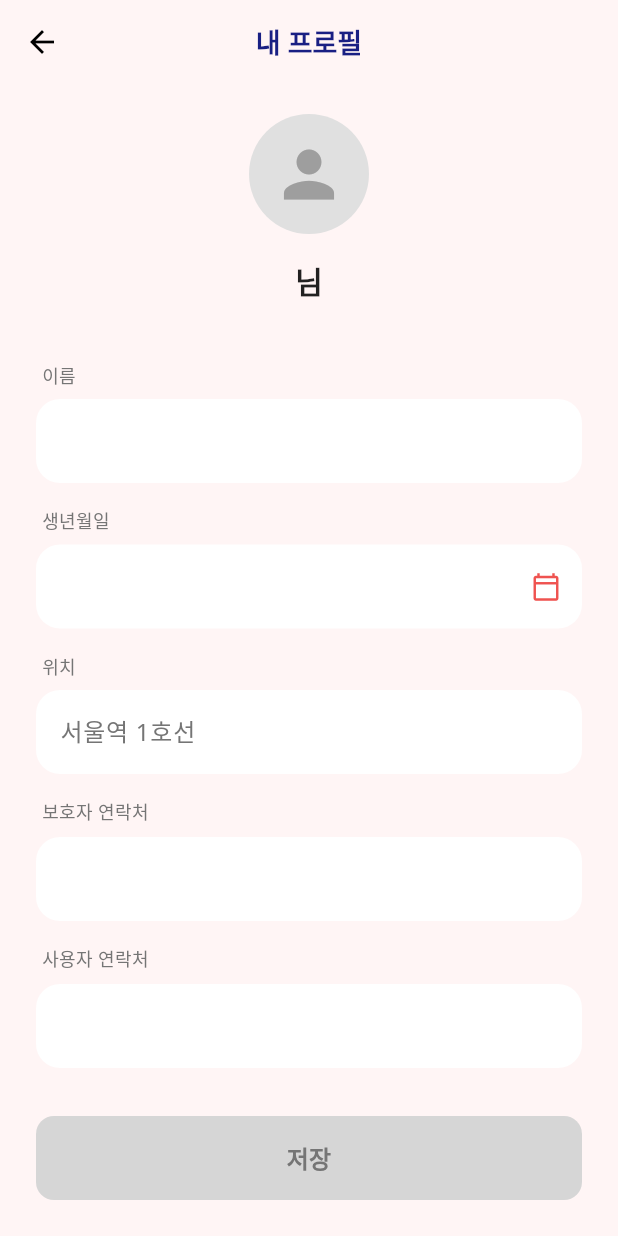
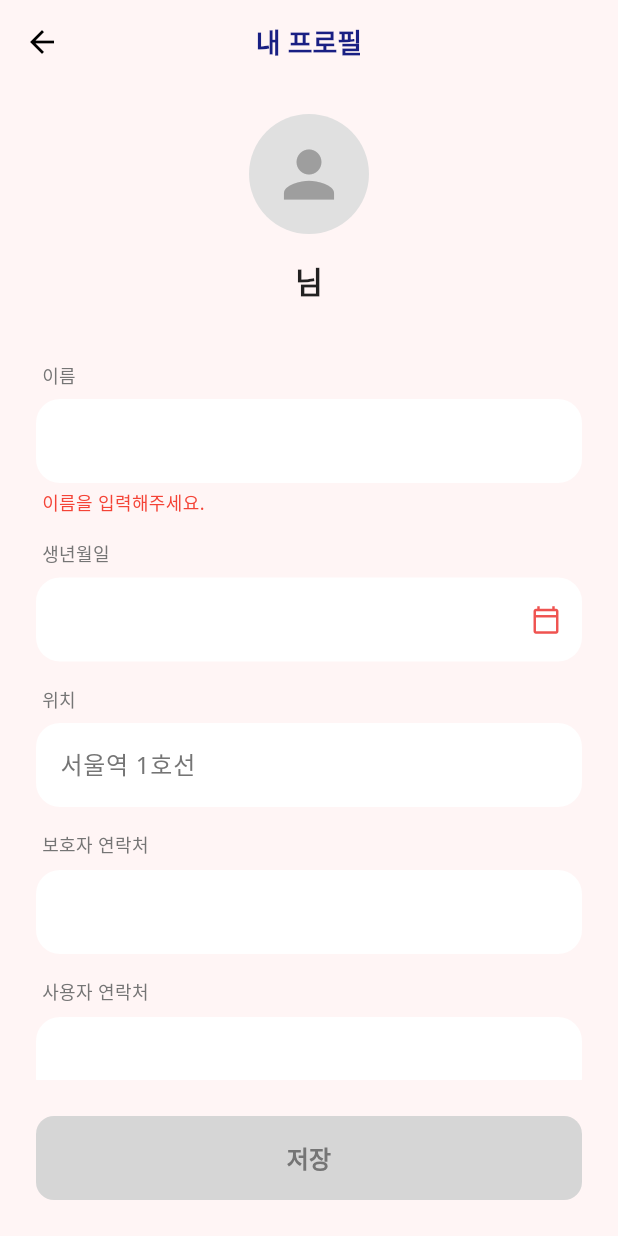
Before and after one commit to quad-S-HeartSignal/heartsignal-client, a Flutter app: the EditProfileScreen screen opened by its route, on a phone screen of 412 x 824 dp. Run offline on Flutter 3.47's test engine with Material 3 defaults, Android fonts, the phone set to English and light mode, and no system bars; our stand-ins replace flutter_secure_storage, geolocator, go_router, google_fonts, google_maps_flutter; missing offline and left inert: flutter_web_auth_2; accounts and stored records are empty.

Commit message:
feat: apply profile info vaildation #21

```diff
--- a/lib/screens/edit_profile_screen.dart
+++ b/lib/screens/edit_profile_screen.dart
@@ -21,6 +21,12 @@ class _EditProfileScreenState extends State<EditProfileScreen> {
   bool _isModified = false;
   bool _isLoading = false;
 
+  String? _nameError;
+  String? _birthdateError;
+  String? _guardianContactError;
+  String? _userContactError;
+  bool _hasErrors = false;
+
   @override
   void initState() {
     super.initState();
@@ -41,6 +47,8 @@ class _EditProfileScreenState extends State<EditProfileScreen> {
     _locationController.addListener(_checkIfModified);
     _guardianContactController.addListener(_checkIfModified);
     _userContactController.addListener(_checkIfModified);
+
+    _checkIfModified();
   }
 
   void _checkIfModified() {
@@ -52,9 +60,50 @@ class _EditProfileScreenState extends State<EditProfileScreen> {
         _guardianContactController.text != (user?.guardianContact ?? '') ||
         _userContactController.text != (user?.userContact ?? '');
 
-    if (_isModified != isModified) {
+    String? nameErr;
+    if (_nameController.text.trim().isEmpty) {
+      nameErr = '이름을 입력해주세요.';
+    }
+
+    String? birthErr;
+    final dateRegex = RegExp(r'^\d{4}-\d{2}-\d{2}$');
+    if (_birthdateController.text.isNotEmpty &&
+        !dateRegex.hasMatch(_birthdateController.text)) {
+      birthErr = 'YYYY-MM-DD 형식으로 입력해주세요.';
+    }
+
+    String? guardErr;
+    final phoneRegex = RegExp(r'^01[0-9]-\d{3,4}-\d{4}$');
+    if (_guardianContactController.text.isNotEmpty &&
+        !phoneRegex.hasMatch(_guardianContactController.text)) {
+      guardErr = '010-1234-5678 형식으로 입력해주세요.';
+    }
+
+    String? userErr;
+    if (_userContactController.text.isNotEmpty &&
+        !phoneRegex.hasMatch(_userContactController.text)) {
+      userErr = '010-1234-5678 형식으로 입력해주세요.';
+    }
+
+    final hasErrors =
+        nameErr != null ||
+        birthErr != null ||
+        guardErr != null ||
+        userErr != null;
+
+    if (_isModified != isModified ||
+        _nameError != nameErr ||
+        _birthdateError != birthErr ||
+        _guardianContactError != guardErr ||
+        _userContactError != userErr ||
+        _hasErrors != hasErrors) {
       setState(() {
         _isModified = isModified;
+        _nameError = nameErr;
+        _birthdateError = birthErr;
+        _guardianContactError = guardErr;
+        _userContactError = userErr;
+        _hasErrors = hasErrors;
       });
     }
   }
@@ -110,6 +159,7 @@ class _EditProfileScreenState extends State<EditProfileScreen> {
     TextEditingController controller, {
     Widget? suffixIcon,
     bool readOnly = false,
+    String? errorText,
   }) {
     return Column(
       crossAxisAlignment: CrossAxisAlignment.start,
@@ -143,11 +193,18 @@ class _EditProfileScreenState extends State<EditProfileScreen> {
                 vertical: 16,
               ),
               border: InputBorder.none,
-              // Add red suffix icon conditionally if provided
               suffixIcon: suffixIcon,
             ),
           ),
         ),
+        if (errorText != null)
+          Padding(
+            padding: const EdgeInsets.only(left: 4.0, top: 4.0),
+            child: Text(
+              errorText,
+              style: GoogleFonts.notoSans(fontSize: 12, color: Colors.red),
+            ),
+          ),
         const SizedBox(height: 16),
       ],
     );
@@ -160,7 +217,7 @@ class _EditProfileScreenState extends State<EditProfileScreen> {
     final profileImage = user?.profileImage;
 
     return Scaffold(
-      backgroundColor: const Color(0xFFFFF5F5), // Light pink background
+      backgroundColor: const Color(0xFFFFF5F5),
       appBar: AppBar(
         backgroundColor: Colors.transparent,
         elevation: 0,
@@ -197,7 +254,6 @@ class _EditProfileScreenState extends State<EditProfileScreen> {
                     : null,
               ),
               const SizedBox(height: 16),
-              // Nickname
               Text(
                 '$nickname님',
                 style: GoogleFonts.notoSans(
@@ -208,20 +264,28 @@ class _EditProfileScreenState extends State<EditProfileScreen> {
               ),
               const SizedBox(height: 40),
 
-              // Input Fields
-              _buildTextField('이름', _nameController),
+              _buildTextField('이름', _nameController, errorText: _nameError),
               _buildTextField(
                 '생년월일',
                 _birthdateController,
                 suffixIcon: const Icon(
                   Icons.calendar_today_outlined,
-                  color: Color(0xFFEF5350), // Reddish icon
+                  color: Color(0xFFEF5350),
                   size: 20,
                 ),
+                errorText: _birthdateError,
               ),
               _buildTextField('위치', _locationController, readOnly: true),
-              _buildTextField('보호자 연락처', _guardianContactController),
-              _buildTextField('사용자 연락처', _userContactController),
+              _buildTextField(
+                '보호자 연락처',
+                _guardianContactController,
+                errorText: _guardianContactError,
+              ),
+              _buildTextField(
+                '사용자 연락처',
+                _userContactController,
+                errorText: _userContactError,
+              ),
 
               const SizedBox(height: 40),
             ],
@@ -235,10 +299,12 @@ class _EditProfileScreenState extends State<EditProfileScreen> {
             width: double.infinity,
             height: 56,
             child: ElevatedButton(
-              onPressed: _isModified && !_isLoading ? _saveProfile : null,
+              onPressed: _isModified && !_hasErrors && !_isLoading
+                  ? _saveProfile
+                  : null,
               style: ElevatedButton.styleFrom(
                 disabledBackgroundColor: Colors.grey[350],
-                backgroundColor: const Color(0xFFEF5350), // Red color
+                backgroundColor: const Color(0xFFEF5350),
                 shape: RoundedRectangleBorder(
                   borderRadius: BorderRadius.circular(12),
                 ),
```
Also changed, not shown: 1 other file.
